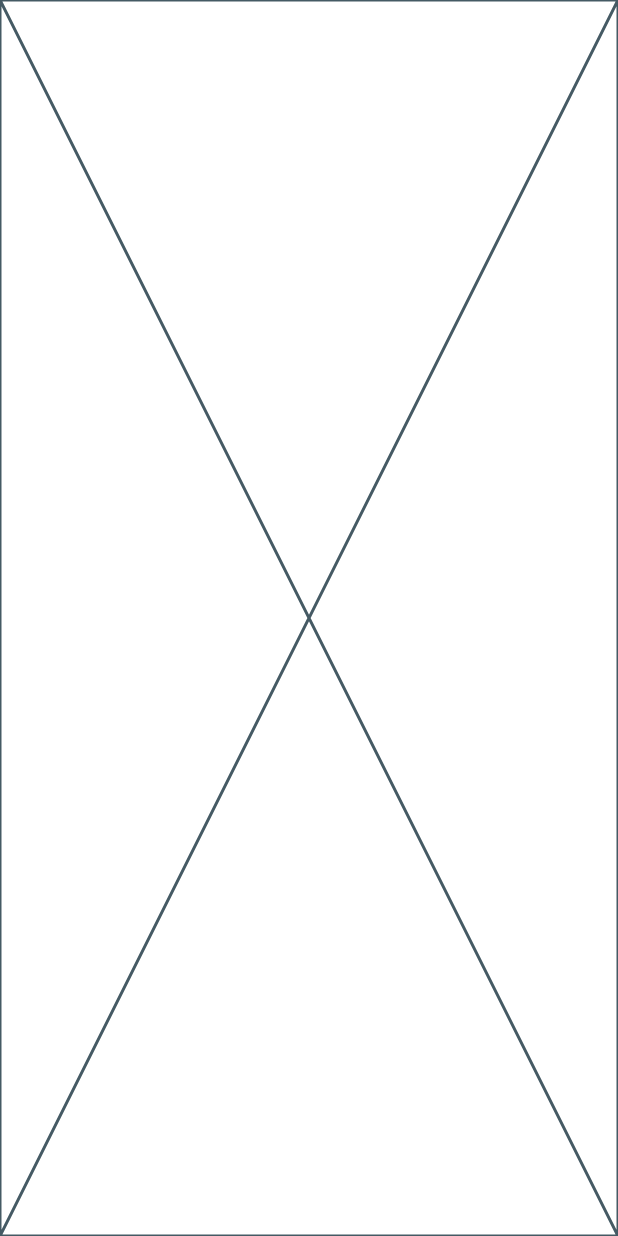
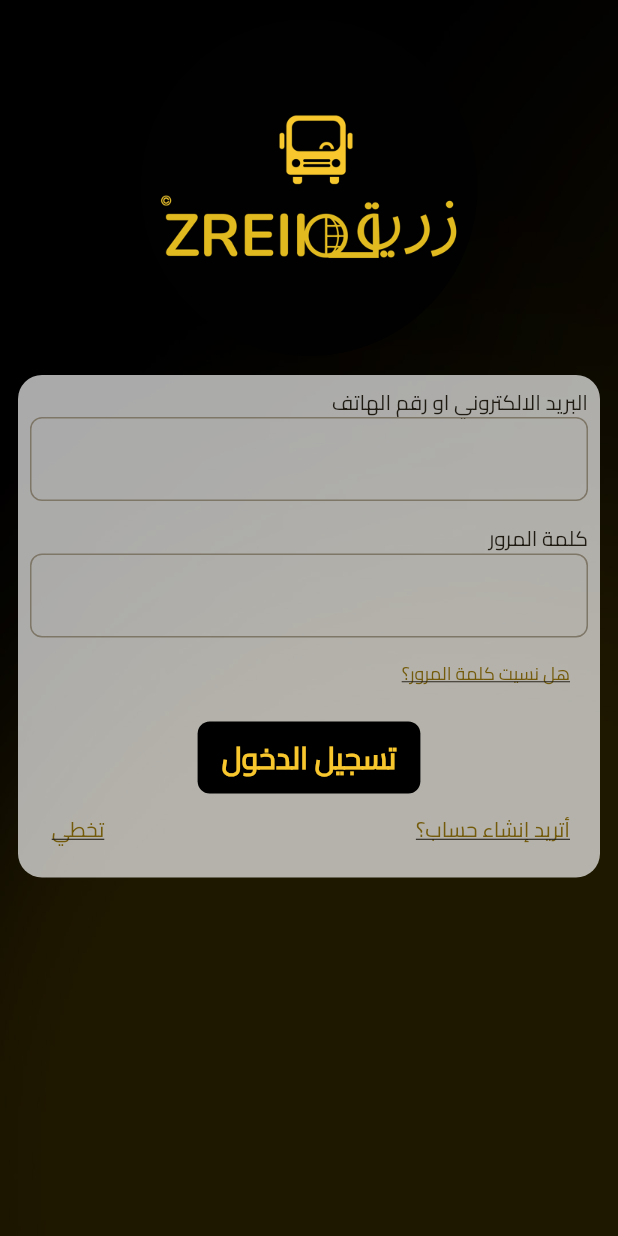
Before and after one commit to mohamadalraie/zreik, a Flutter app: the screen it shows after launch, on a phone screen of 412 x 824 dp. Run offline on Flutter 3.47's test engine with Material 3 defaults, Android fonts, the phone set to English and light mode, and no system bars; our stand-ins replace bloc, flutter_animate.

Commit message:
design login screen

```diff
--- a/lib/data/models/login.dart
+++ b/lib/data/models/login.dart
@@ -1,3 +1,18 @@
 class Login {
+  late String emailOrMobile;
+  late String password;
 
+  Login({required this.emailOrMobile, required this.password});
+
+  Login.fromJson(Map<String, dynamic> json) {
+    emailOrMobile = json['emailOrMobile'];
+    password = json['password'];
+  }
+
+  Map<String, dynamic> toJson() {
+    final Map<String, dynamic> data = new Map<String, dynamic>();
+    data['emailOrMobile'] = this.emailOrMobile;
+    data['password'] = this.password;
+    return data;
+  }
 }
--- a/lib/main.dart
+++ b/lib/main.dart
@@ -1,24 +1,34 @@
 import 'package:flutter/material.dart';
+
 import 'package:zreiq/app_router.dart';
 import 'package:zreiq/constants/strings.dart';
+
+import 'constants/my_colors.dart';
 
 void main() {
   runApp( ZreiqApp(appRouter: AppRouter(),));
 }
 
+
 class ZreiqApp extends StatelessWidget {
   const ZreiqApp({super.key, required this.appRouter});
 
+
+
   final AppRouter appRouter;
+
   // This widget is the root of your application.
   @override
   Widget build(BuildContext context) {
+
     return MaterialApp(
       title: 'Flutter Demo ',
       theme: ThemeData(
-        colorScheme: ColorScheme.fromSeed(seedColor: Colors.deepPurple),
+
+        colorScheme: ColorScheme.fromSeed(seedColor: MyColors.myYellow),
         useMaterial3: true,
       ),
+
       debugShowCheckedModeBanner: false,
       initialRoute: splashScreen,
       onGenerateRoute: appRouter.generateRoute,
--- a/lib/presentation/screens/auth/login_screen.dart
+++ b/lib/presentation/screens/auth/login_screen.dart
@@ -1,10 +1,125 @@
-import 'package:flutter/cupertino.dart';
+import 'package:flutter/material.dart';
+import 'package:zreiq/constants/my_colors.dart';
 
 class LoginScreen extends StatelessWidget {
-  const LoginScreen({super.key});
+  LoginScreen({super.key});
+
+  TextEditingController emailController = TextEditingController();
+  TextEditingController passwordController = TextEditingController();
 
   @override
   Widget build(BuildContext context) {
-    return const Placeholder();
+    return Scaffold(
+      resizeToAvoidBottomInset: false,
+
+      // backgroundColor: MyColors.myBlack,
+      body: Container(
+        decoration: const BoxDecoration(
+            image: DecorationImage(
+                image: AssetImage("assets/images/4.jpg"), fit: BoxFit.fill)),
+        child: Column(
+          children: [
+            const Image(
+              height: 250,
+              image: AssetImage("assets/images/big logo.png"),
+            ),
+            Padding(
+              padding:
+                  const EdgeInsets.only(bottom: 12.0, left: 12.0, right: 12.0),
+              child: Container(
+                width: double.infinity,
+                decoration: BoxDecoration(
+                    borderRadius: BorderRadius.circular(16),
+                    color: const Color(0xaaffffff)),
+                child: Padding(
+                  padding: const EdgeInsets.all(8.0),
+                  child: Column(
+                    crossAxisAlignment: CrossAxisAlignment.end,
+                    children: [
+                      const Text(
+                        "البريد الالكتروني او رقم الهاتف",
+                        style: TextStyle(fontFamily: "cairo"),
+                      ),
+                      TextFormField(
+                        controller: emailController,
+                        textDirection: TextDirection.rtl,
+                        decoration: InputDecoration(
+                            border: OutlineInputBorder(
+                          borderRadius: BorderRadius.circular(8),
+                        )),
+                      ),
+                      const SizedBox(
+                        height: 15,
+                      ),
+                      const Text("كلمة المرور",
+                          style: TextStyle(fontFamily: "cairo")),
+                      TextFormField(
+                        controller: passwordController,
+                        textDirection: TextDirection.rtl,
+                        decoration: InputDecoration(
+                            border: OutlineInputBorder(
+                          borderRadius: BorderRadius.circular(8),
+                        )),
+                      ),
+                      TextButton(
+                        onPressed: () {},
+                        child: const Text("هل نسيت كلمة المرور؟",
+                            style: TextStyle(
+                                fontFamily: "cairo",
+                                fontSize: 12,
+                                decoration: TextDecoration.underline)),
+                      ),
+                      Padding(
+                        padding: const EdgeInsets.only(top: 8.0),
+                        child: Center(
+                            child: Container(
+                          decoration: BoxDecoration(
+                              color: MyColors.myBlack,
+                              borderRadius:
+                                  BorderRadiusDirectional.circular(8)),
+                          clipBehavior: Clip.antiAliasWithSaveLayer,
+                          child: MaterialButton(
+                              color: MyColors.myBlack,
+                              onPressed: () {},
+                              child: const Text(
+                                "تسجيل الدخول",
+                                style: TextStyle(
+                                    fontFamily: "cairo",
+                                    color: MyColors.myYellow,
+                                    fontSize: 20,
+                                    fontWeight: FontWeight.bold),
+                              )),
+                        )),
+                      ),
+                      Row(
+                        children: [
+                          TextButton(
+                            onPressed: () {},
+                            child: const Text("تخطي",
+                                style: TextStyle(
+                                    fontFamily: "cairo",
+                                    fontSize: 14,
+                                    decoration: TextDecoration.underline)),
+                          ),
+                          const Spacer(),
+                          TextButton(
+                            onPressed: () {},
+                            child: const Text("أتريد إنشاء حساب؟",
+                                style: TextStyle(
+                                    fontFamily: "cairo",
+                                    fontSize: 14,
+                                    decoration: TextDecoration.underline)),
+                          ),
+                        ],
+                      )
+                    ],
+                  ),
+                ),
+              ),
+            )
+          ],
+        ),
+      ),
+    );
   }
 }
--- a/lib/presentation/screens/home_screen.dart
+++ b/lib/presentation/screens/home_screen.dart
@@ -6,7 +6,7 @@ class HomeScreen extends StatelessWidget {
 
   @override
   Widget build(BuildContext context) {
-    return Text(
+    return const Text(
       'mohamad el malek',
       style: TextStyle(color: MyColors.myYellow),
     );
--- a/lib/presentation/screens/splash_screen.dart
+++ b/lib/presentation/screens/splash_screen.dart
@@ -1,9 +1,9 @@
-import 'package:flutter/cupertino.dart';
 import 'package:flutter/material.dart';
 import 'package:flutter/services.dart';
 import 'package:flutter_animate/flutter_animate.dart';
 import 'package:zreiq/constants/my_colors.dart';
 import 'package:zreiq/constants/strings.dart';
+
 class SplashScreen extends StatefulWidget {
   const SplashScreen({super.key});
 
@@ -16,7 +16,7 @@ class _SplashScreenState extends State<SplashScreen> {
   void initState() {
 
     SystemChrome.setEnabledSystemUIMode(SystemUiMode.immersive);
-    Future.delayed(Duration(seconds: 2),() {
+    Future.delayed(const Duration(seconds: 2),() {
       Navigator.of(context).pushReplacementNamed(loginScreen);
     });
     super.initState();
@@ -34,7 +34,7 @@ class _SplashScreenState extends State<SplashScreen> {
     return Scaffold(
       backgroundColor: MyColors.myBlack,
       body: Center(
-        child: Image(image: AssetImage("assets/images/logo.png"),).animate( onPlay: (controller) => controller.repeat(),).fadeIn(duration: 1500.ms).then().fadeOut(duration: 1500.ms)
+        child: const Image(image: AssetImage("assets/images/logo.png"),).animate( onPlay: (controller) => controller.repeat(),).fadeIn(duration: 1200.ms).then().fadeOut(duration: 1200.ms)
       )
     );
   }
--- a/pubspec.yaml
+++ b/pubspec.yaml
@@ -15,8 +15,11 @@ dependencies:
     sdk: flutter
   flutter_bloc: ^8.1.6
   flutter_offline: ^3.0.1
-  dio: ^5.5.0
+  dio: ^5.5.0+1
   flutter_animate: ^4.5.0
+
+
+
 
 
   cupertino_icons: ^1.0.2
```
Also changed, not shown: assets/images/4.jpg (added), pubspec.lock, 1 other file.
